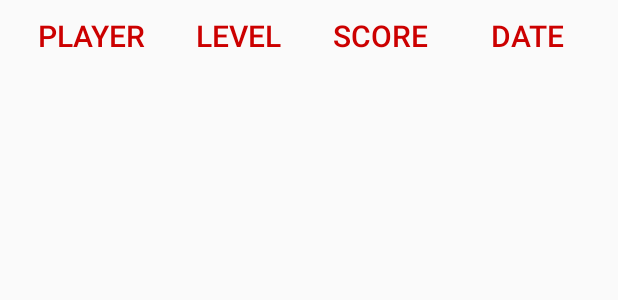
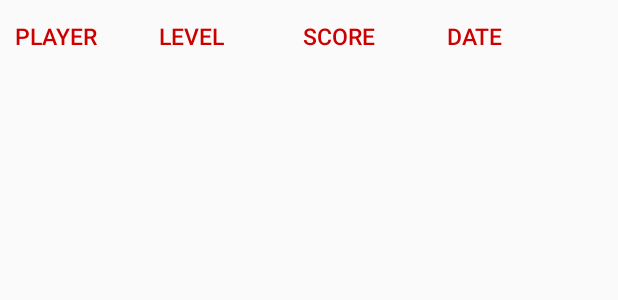
Before and after one commit to 47hm4n3/KissMyPlace, an Android app: the layout activity_score.xml on its own in the app's theme, with its tools: preview values and no code run, on a phone screen of 412 x 824 dp. Shown: the top 300 px of the screen. Run offline under Robolectric (Android 15) with nearby library versions, the phone set to English and light mode, and no system bars.

Commit message:
Last modifications before commit

```diff
--- a/app/src/main/res/layout/activity_score.xml
+++ b/app/src/main/res/layout/activity_score.xml
@@ -11,16 +11,17 @@
         android:orientation="horizontal"
         android:layout_marginRight="10sp"
         android:layout_marginLeft="10sp"
-        android:weightSum="6">
+        android:weightSum="5">
 
         <Button
             android:id="@+id/sortProfile"
             android:layout_width="wrap_content"
             android:layout_height="wrap_content"
-            android:layout_weight="2"
+            android:layout_weight="1"
             android:background="?android:attr/selectableItemBackground"
             android:textColor="@android:color/holo_red_dark"
-            android:textSize="20sp"
+            android:textSize="15sp"
+            android:textAlignment="textStart"
             android:text="Player" />
 
         <Button
@@ -30,7 +31,8 @@
             android:layout_weight="1"
             android:background="?android:attr/selectableItemBackground"
             android:textColor="@android:color/holo_red_dark"
-            android:textSize="20sp"
+            android:textSize="15sp"
+            android:textAlignment="textStart"
             android:text="Level" />
 
         <Button
@@ -40,7 +42,8 @@
             android:layout_weight="1"
             android:background="?android:attr/selectableItemBackground"
             android:textColor="@android:color/holo_red_dark"
-            android:textSize="20sp"
+            android:textSize="15sp"
+            android:textAlignment="textStart"
             android:text="Score" />
 
         <Button
@@ -50,7 +53,8 @@
             android:layout_weight="2"
             android:background="?android:attr/selectableItemBackground"
             android:textColor="@android:color/holo_red_dark"
-            android:textSize="20sp"
+            android:textSize="15sp"
+            android:textAlignment="textStart"
             android:text="Date" />
 
     </LinearLayout>
--- a/app/src/main/res/values/strings.xml
+++ b/app/src/main/res/values/strings.xml
@@ -1,5 +1,5 @@
 <resources>
-    <string name="app_name">KissMyPlace</string>
+    <string name="app_name">3410322_3100248_KissMyPlace</string>
 
     <!-- TODO: Remove or change this placeholder text -->
     <string name="hello_blank_fragment">Hello blank fragment</string>
```
Also changed, not shown: app/src/main/res/layout/layout_player.xml (+6 -6 lines), 1 other file.
